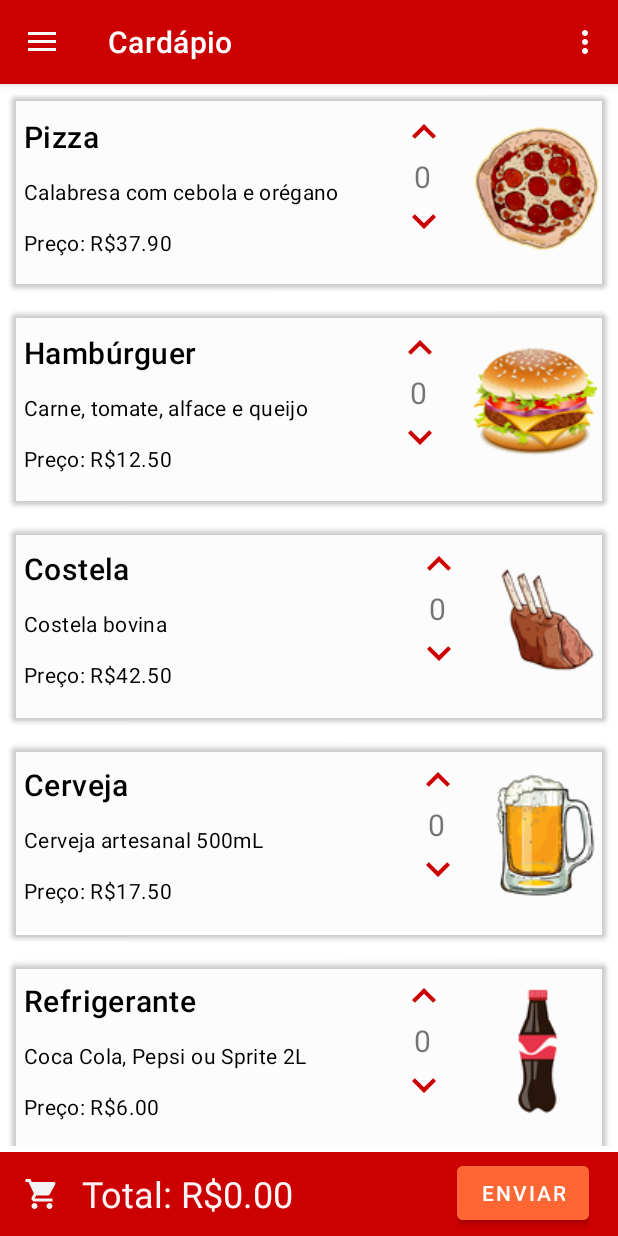
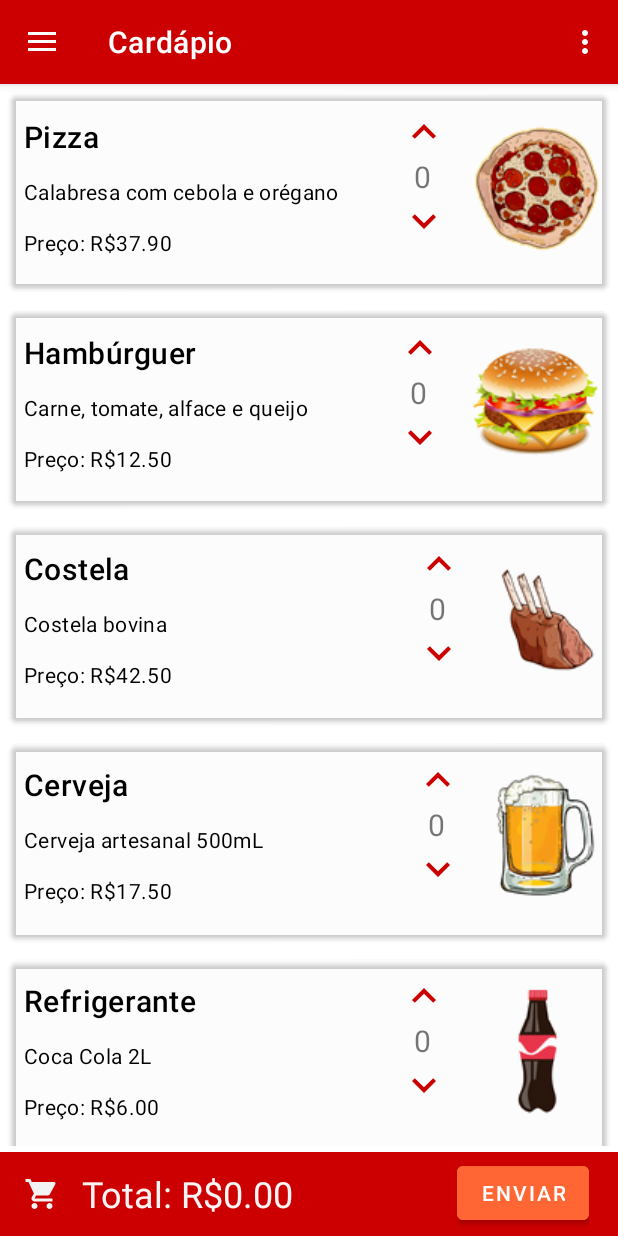
Before and after one commit to lucaseduardo91/ATInterfaces, an Android app: the screen it shows after launch (MenuActivity), in the side drawer, after a tap on "Cardápio", on a phone screen of 412 x 824 dp. Run offline under Robolectric (Android 15) with nearby library versions, the phone set to English and light mode, and no system bars; our stand-ins replace navigation-ui; 1 statement that could not run was skipped.

Commit message:
Modificada a descrição de um dos produtos

```diff
--- a/app/src/main/java/com/example/atinterfaces/DadosEnvioActivity.kt
+++ b/app/src/main/java/com/example/atinterfaces/DadosEnvioActivity.kt
@@ -79,7 +79,7 @@ class DadosEnvioActivity : AppCompatActivity() {
             putExtra(Intent.EXTRA_TEXT, mensagem)
         }
         if (intent.resolveActivity(packageManager) != null) {
-            startActivityForResult(intent,1)
+            startActivity(intent)
         }
     }
 
--- a/app/src/main/java/com/example/atinterfaces/ui/cardapio/CardapioFragment.kt
+++ b/app/src/main/java/com/example/atinterfaces/ui/cardapio/CardapioFragment.kt
@@ -29,7 +29,7 @@ class CardapioFragment : Fragment() {
         Produto("Hambúrguer","Carne, tomate, alface e queijo",12.50,R.drawable.hamburguer),
         Produto("Costela","Costela bovina",42.50,R.drawable.costela),
         Produto("Cerveja","Cerveja artesanal 500mL",17.50,R.drawable.cervejasembkg),
-        Produto("Refrigerante","Coca Cola, Pepsi ou Sprite 2L",6.00,R.drawable.refrigerante))
+        Produto("Refrigerante","Coca Cola 2L",6.00,R.drawable.refrigerante))
 
     override fun onCreateView(
         inflater: LayoutInflater, container: ViewGroup?,
```
Also changed, not shown: 1 other file.
